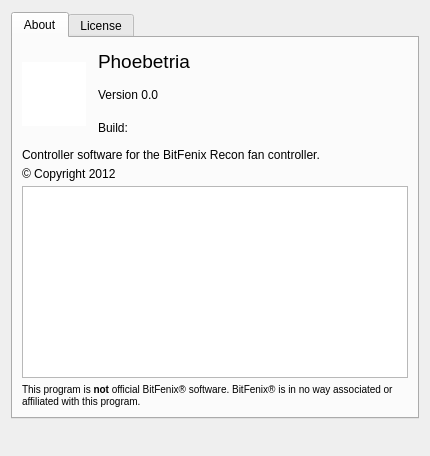
First picture: the form in gui_about.ui, repository Shub77/phoebetria-code, before the edit.
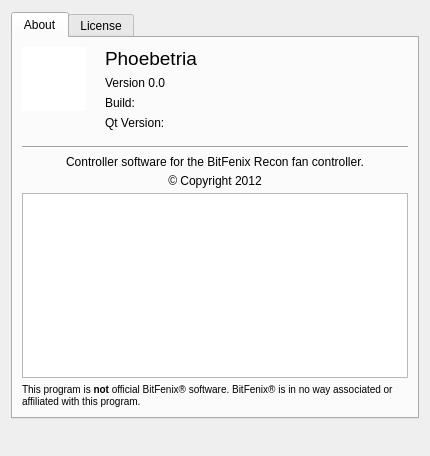
Second picture: the form after the edit. Icons and pictures are not drawn.

Commit message: Added Qt Version to the about dialog and changed layout slightly

```diff
--- a/gui_about.ui
+++ b/gui_about.ui
@@ -43,6 +43,8 @@
        <item>
         <layout class="QHBoxLayout" name="horizontalLayout">
          <item>
+          <layout class="QVBoxLayout" name="verticalLayout_4">
+           <item>
           <widget class="QGraphicsView" name="graphicsView">
            <property name="sizePolicy">
             <sizepolicy hsizetype="Fixed" vsizetype="Fixed">
@@ -80,6 +82,21 @@
           </widget>
          </item>
          <item>
+            <spacer name="verticalSpacer">
+             <property name="orientation">
+              <enum>Qt::Vertical</enum>
+             </property>
+             <property name="sizeHint" stdset="0">
+              <size>
+               <width>20</width>
+               <height>13</height>
+              </size>
+             </property>
+            </spacer>
+           </item>
+          </layout>
+         </item>
+         <item>
           <spacer name="horizontalSpacer">
            <property name="orientation">
             <enum>Qt::Horizontal</enum>
@@ -89,7 +106,7 @@
            </property>
            <property name="sizeHint" stdset="0">
             <size>
-             <width>6</width>
+             <width>13</width>
              <height>20</height>
             </size>
            </property>
@@ -164,10 +181,40 @@
              </property>
             </widget>
            </item>
+           <item>
+            <widget class="QLabel" name="ctrl_qtVersion">
+             <property name="text">
+              <string>Qt Version:</string>
+             </property>
+            </widget>
+           </item>
           </layout>
          </item>
         </layout>
        </item>
+       <item>
+        <spacer name="verticalSpacer_2">
+         <property name="orientation">
+          <enum>Qt::Vertical</enum>
+         </property>
+         <property name="sizeType">
+          <enum>QSizePolicy::Fixed</enum>
+         </property>
+         <property name="sizeHint" stdset="0">
+          <size>
+           <width>20</width>
+           <height>10</height>
+          </size>
+         </property>
+        </spacer>
+       </item>
+       <item>
+        <widget class="Line" name="line">
+         <property name="orientation">
+          <enum>Qt::Horizontal</enum>
+         </property>
+        </widget>
+       </item>
        <item>
         <layout class="QVBoxLayout" name="verticalLayout_5">
          <property name="spacing">
@@ -191,7 +238,7 @@
             <string>Controller software for the BitFenix Recon fan controller.</string>
            </property>
            <property name="alignment">
-            <set>Qt::AlignLeading|Qt::AlignLeft|Qt::AlignTop</set>
+            <set>Qt::AlignHCenter|Qt::AlignTop</set>
            </property>
           </widget>
          </item>
@@ -200,6 +247,9 @@
            <property name="text">
             <string>© Copyright 2012</string>
            </property>
+           <property name="alignment">
+            <set>Qt::AlignCenter</set>
+           </property>
           </widget>
          </item>
          <item>
```
Lines whose indentation alone changed are shown as unchanged. The commit also changes 3 other files.
